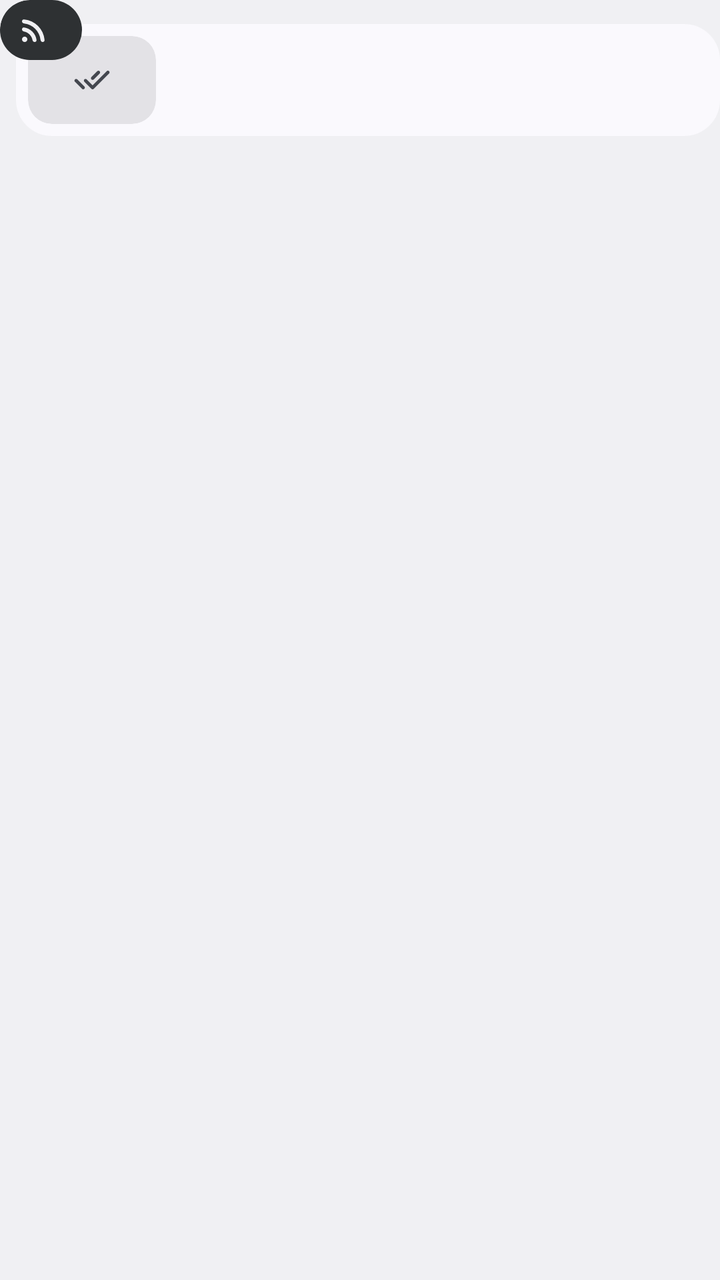
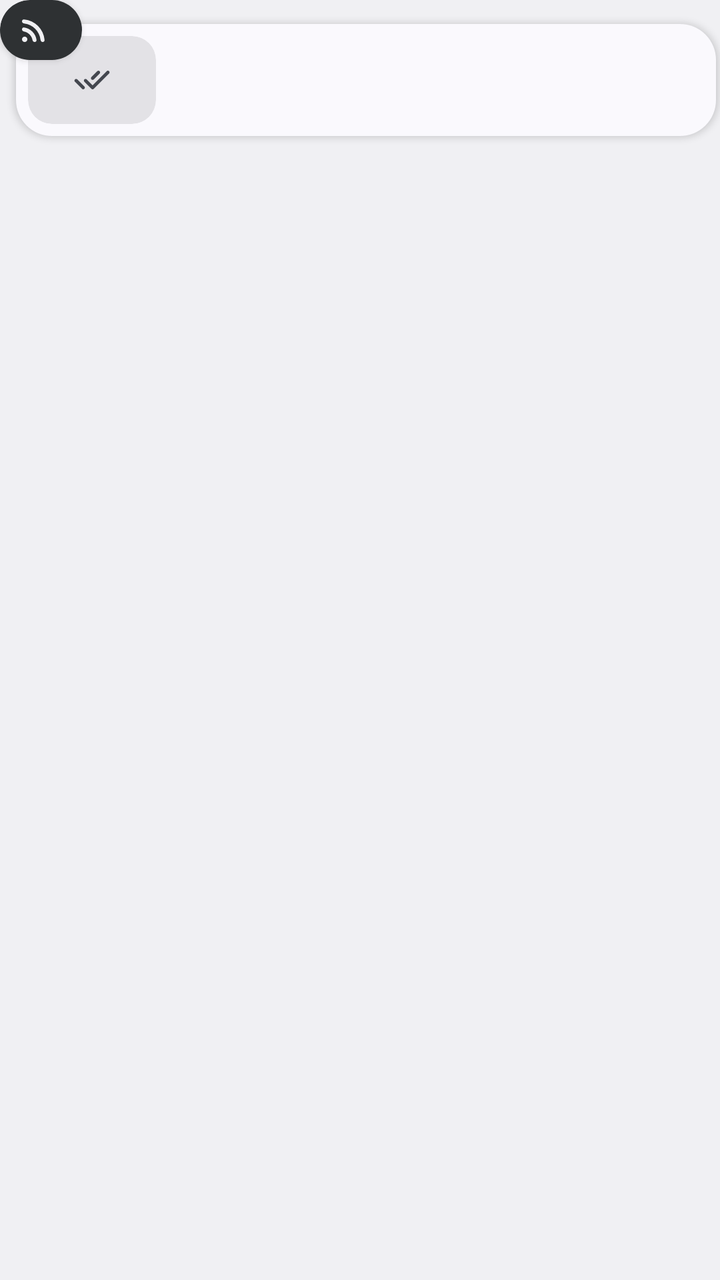

Two renders of the same Android screen: before a commit and after it. Below are the layout's source before the change and the commit's diff.
<!-- AndroidManifest.xml: application theme Theme.News -->
<!-- res/layout/widget_headlines_state.xml -->
<?xml version="1.0" encoding="utf-8"?>
<FrameLayout xmlns:android="http://schemas.android.com/apk/res/android"
    xmlns:tools="http://schemas.android.com/tools"
    tools:ignore="SpUsage,UselessParent,ContentDescription,HardcodedText"
    android:id="@android:id/background"
    android:layout_width="match_parent"
    android:layout_height="match_parent"
    android:background="@drawable/widget_floating_frame"
    android:clipToOutline="true">

    <FrameLayout
        android:layout_width="match_parent"
        android:layout_height="wrap_content"
        android:layout_marginStart="8dp"
        android:layout_marginTop="12dp">

        <LinearLayout
            android:id="@+id/strip"
            android:layout_width="match_parent"
            android:layout_height="56dp"
            android:background="@drawable/widget_strip"
            android:gravity="center_vertical"
            android:orientation="horizontal"
            android:paddingStart="6dp"
            android:paddingTop="6dp"
            android:paddingEnd="14dp"
            android:paddingBottom="6dp">

            
            <FrameLayout
                android:layout_width="64dp"
                android:layout_height="44dp"
                android:background="@drawable/widget_tile"
                android:clipToOutline="true">

                <ImageView
                    android:id="@+id/strip_icon"
                    android:layout_width="20dp"
                    android:layout_height="20dp"
                    android:layout_gravity="center"
                    android:src="@drawable/ic_done_all"
                    android:tint="@color/widget_on_surface_variant"
                    tools:ignore="UseAppTint" />

                <ImageView
                    android:id="@+id/strip_thumbnail"
                    android:layout_width="match_parent"
                    android:layout_height="match_parent"
                    android:scaleType="centerCrop" />
            </FrameLayout>

            <TextView
                android:id="@+id/strip_headline"
                android:layout_width="0dp"
                android:layout_height="wrap_content"
                android:layout_marginStart="12dp"
                android:layout_weight="1"
                android:ellipsize="end"
                android:fontFamily="sans-serif-medium"
                android:includeFontPadding="false"
                android:lineSpacingExtra="2dp"
                android:maxLines="2"
                android:text=""
                android:textColor="@color/widget_on_surface"
                android:textSize="13.5dp" />

            <TextView
                android:id="@+id/strip_age"
                android:layout_width="wrap_content"
                android:layout_height="wrap_content"
                android:layout_marginStart="12dp"
                android:includeFontPadding="false"
                android:letterSpacing="0.03"
                android:maxLines="1"
                android:text=""
                android:textColor="@color/widget_on_surface_variant"
                android:textSize="11dp" />
        </LinearLayout>
    </FrameLayout>

    <include layout="@layout/widget_badge" />
</FrameLayout>
<!-- res/layout/widget_badge.xml (included above) -->
<?xml version="1.0" encoding="utf-8"?>
<LinearLayout xmlns:android="http://schemas.android.com/apk/res/android"
    xmlns:tools="http://schemas.android.com/tools"
    tools:ignore="SpUsage,ContentDescription,HardcodedText"
    android:id="@+id/badge"
    android:layout_width="wrap_content"
    android:layout_height="30dp"
    android:background="@drawable/widget_pill"
    android:gravity="center_vertical"
    android:orientation="horizontal"
    android:paddingStart="9dp"
    android:paddingEnd="12dp">

    <ImageView
        android:layout_width="16dp"
        android:layout_height="16dp"
        android:src="@drawable/ic_rss_feed"
        android:tint="@color/widget_inverse_on_surface"
        tools:ignore="UseAppTint" />

    <TextView
        android:id="@+id/badge_count"
        android:layout_width="wrap_content"
        android:layout_height="wrap_content"
        android:layout_marginStart="4dp"
        android:includeFontPadding="false"
        android:maxLines="1"
        android:text=""
        android:textColor="@color/widget_inverse_on_surface"
        android:textSize="15dp"
        android:textStyle="bold" />
</LinearLayout>
<!-- resources referenced by this layout -->
<resources>
  <color name="widget_inverse_on_surface">@android:color/system_neutral1_50</color>
  <color name="widget_on_surface">@android:color/system_on_surface_light</color>
  <color name="widget_on_surface_variant">@android:color/system_on_surface_variant_light</color>
  <!-- drawable ic_done_all (drawable) -->
  <vector xmlns:android="http://schemas.android.com/apk/res/android"
      android:width="24dp"
      android:height="24dp"
      android:viewportWidth="960"
      android:viewportHeight="960">
    <path
        android:fillColor="@android:color/white"
        android:pathData="M70,522Q58,510 58.5,494Q59,478 71,466Q83,455 99,454.5Q115,454 127,466L269,608L269,608Q276,615 283,622Q290,629 297,636Q309,648 308.5,664Q308,680 296,692L296,692Q284,703 268,703.5Q252,704 240,692L70,522ZM494,607L834,267Q846,255 862,255.5Q878,256 890,268Q901,280 901.5,296Q902,312 890,324L522,692Q510,704 494,704Q478,704 466,692L296,522Q285,511 285,494.5Q285,478 296,466Q308,454 324.5,454Q341,454 353,466L494,607ZM663,325L522,466Q511,477 494.5,477Q478,477 466,466Q454,454 454,437.5Q454,421 466,409L607,268Q618,257 634.5,257Q651,257 663,268Q675,280 675,296.5Q675,313 663,325Z"/>
  </vector>
  <!-- drawable ic_rss_feed (drawable) -->
  <vector xmlns:android="http://schemas.android.com/apk/res/android"
      android:width="24dp"
      android:height="24dp"
      android:viewportWidth="960"
      android:viewportHeight="960">
    <path
        android:fillColor="@android:color/white"
        android:pathData="M200,840Q167,840 143.5,816.5Q120,793 120,760Q120,727 143.5,703.5Q167,680 200,680Q233,680 256.5,703.5Q280,727 280,760Q280,793 256.5,816.5Q233,840 200,840ZM740,840Q714,840 696.5,821Q679,802 676,776Q665,679 623.5,594.5Q582,510 516,444Q450,378 365.5,336.5Q281,295 184,284Q158,281 139,263.5Q120,246 120,220Q120,194 138,177.5Q156,161 181,163Q304,174 411.5,225.5Q519,277 601,359Q683,441 734.5,548.5Q786,656 797,779Q799,804 782.5,822Q766,840 740,840ZM500,840Q475,840 457,822.5Q439,805 434,780Q425,731 402.5,689.5Q380,648 346,614Q312,580 270.5,557.5Q229,535 180,526Q155,521 137.5,503Q120,485 120,460Q120,434 138,417Q156,400 181,404Q254,414 317.5,446.5Q381,479 431,529Q481,579 513.5,642.5Q546,706 556,779Q560,804 543,822Q526,840 500,840Z"/>
  </vector>
  <!-- drawable widget_floating_frame (drawable) -->
  <?xml version="1.0" encoding="utf-8"?>
  <shape xmlns:android="http://schemas.android.com/apk/res/android" android:shape="rectangle">
      <corners android:radius="15dp" />
      <solid android:color="@android:color/transparent" />
  </shape>
  <!-- drawable widget_pill (drawable) -->
  <?xml version="1.0" encoding="utf-8"?>
  <shape xmlns:android="http://schemas.android.com/apk/res/android" android:shape="rectangle">
      <solid android:color="@color/widget_inverse_surface" />
      <corners android:radius="20dp" />
  </shape>
  <!-- drawable widget_strip (drawable) -->
  <?xml version="1.0" encoding="utf-8"?>
  <shape xmlns:android="http://schemas.android.com/apk/res/android" android:shape="rectangle">
      <solid android:color="@color/widget_surface" />
      <corners android:radius="18dp" />
  </shape>
  <!-- drawable widget_tile (drawable) -->
  <?xml version="1.0" encoding="utf-8"?>
  <shape xmlns:android="http://schemas.android.com/apk/res/android" android:shape="rectangle">
      <solid android:color="@color/widget_surface_container_highest" />
      <corners android:radius="12dp" />
  </shape>
  <style name="Theme.News" parent="@android:style/Theme.DeviceDefault.DayNight">
          <item name="android:windowActionBar">false</item>
          <item name="android:windowNoTitle">true</item>
      </style>
  <color name="widget_inverse_surface">@android:color/system_neutral1_800</color>
  <color name="widget_surface">@android:color/system_surface_light</color>
  <color name="widget_surface_container_highest">@android:color/system_surface_container_highest_light</color>
</resources>

<!-- the commit's change to res/layout/widget_headlines_state.xml (unified diff, before → after) -->
@@ -6,19 +6,23 @@
     android:layout_width="match_parent"
     android:layout_height="match_parent"
     android:background="@drawable/widget_floating_frame"
+    android:clipChildren="false"
     android:clipToOutline="true">
 
     <FrameLayout
         android:layout_width="match_parent"
         android:layout_height="wrap_content"
         android:layout_marginStart="8dp"
-        android:layout_marginTop="12dp">
+        android:layout_marginTop="12dp"
+        android:layout_marginEnd="2dp"
+        android:clipChildren="false">
 
         <LinearLayout
             android:id="@+id/strip"
             android:layout_width="match_parent"
             android:layout_height="56dp"
             android:background="@drawable/widget_strip"
+            android:elevation="2dp"
             android:gravity="center_vertical"
             android:orientation="horizontal"
             android:paddingStart="6dp"
@@ -89,6 +93,7 @@
     android:layout_width="wrap_content"
     android:layout_height="30dp"
     android:background="@drawable/widget_pill"
+    android:elevation="2dp"
     android:gravity="center_vertical"
     android:orientation="horizontal"
     android:paddingStart="9dp"
